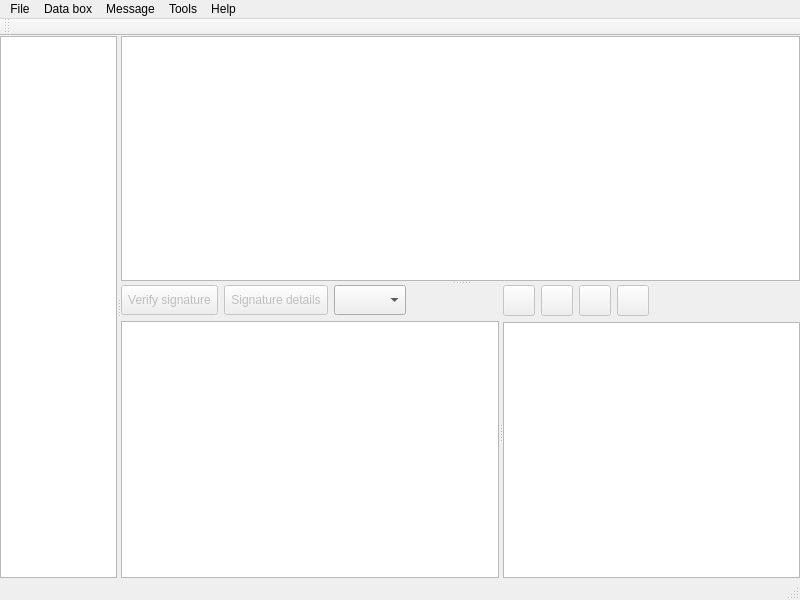
Before: the Qt Designer form src/gui/ui/datovka.ui in psakar/datovka, drawn with Qt 5.
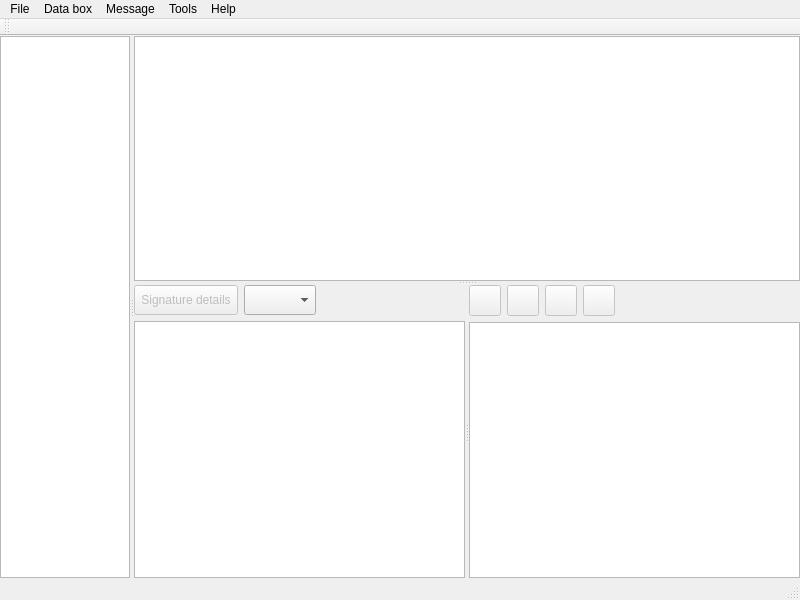
After: the same form once the commit is applied. Icons and pictures are not drawn. Custom widgets are drawn as their Qt base class.

Commit message: Removed the verify signature button.

What changed in the file:
```diff
--- a/src/gui/ui/datovka.ui
+++ b/src/gui/ui/datovka.ui
@@ -166,47 +166,6 @@
              <layout class="QVBoxLayout" name="verticalLayout2">
               <item>
                <layout class="QHBoxLayout" name="horizontalLayout_5">
-                <item>
-                 <widget class="QToolButton" name="verifySignature">
-                  <property name="enabled">
-                   <bool>false</bool>
-                  </property>
-                  <property name="minimumSize">
-                   <size>
-                    <width>0</width>
-                    <height>30</height>
-                   </size>
-                  </property>
-                  <property name="baseSize">
-                   <size>
-                    <width>0</width>
-                    <height>0</height>
-                   </size>
-                  </property>
-                  <property name="toolTip">
-                   <string>Verify signature of message</string>
-                  </property>
-                  <property name="text">
-                   <string>Verify signature</string>
-                  </property>
-                  <property name="icon">
-                   <iconset resource="../../../res/resources.qrc">
-                    <normaloff>:/icons/3party/pencil_32.png</normaloff>:/icons/3party/pencil_32.png</iconset>
-                  </property>
-                  <property name="iconSize">
-                   <size>
-                    <width>24</width>
-                    <height>24</height>
-                   </size>
-                  </property>
-                  <property name="toolButtonStyle">
-                   <enum>Qt::ToolButtonTextBesideIcon</enum>
-                  </property>
-                  <property name="autoRaise">
-                   <bool>false</bool>
-                  </property>
-                 </widget>
-                </item>
                 <item>
                  <widget class="QToolButton" name="signatureDetails">
                   <property name="enabled">
```
The commit also changes 2 other files.
